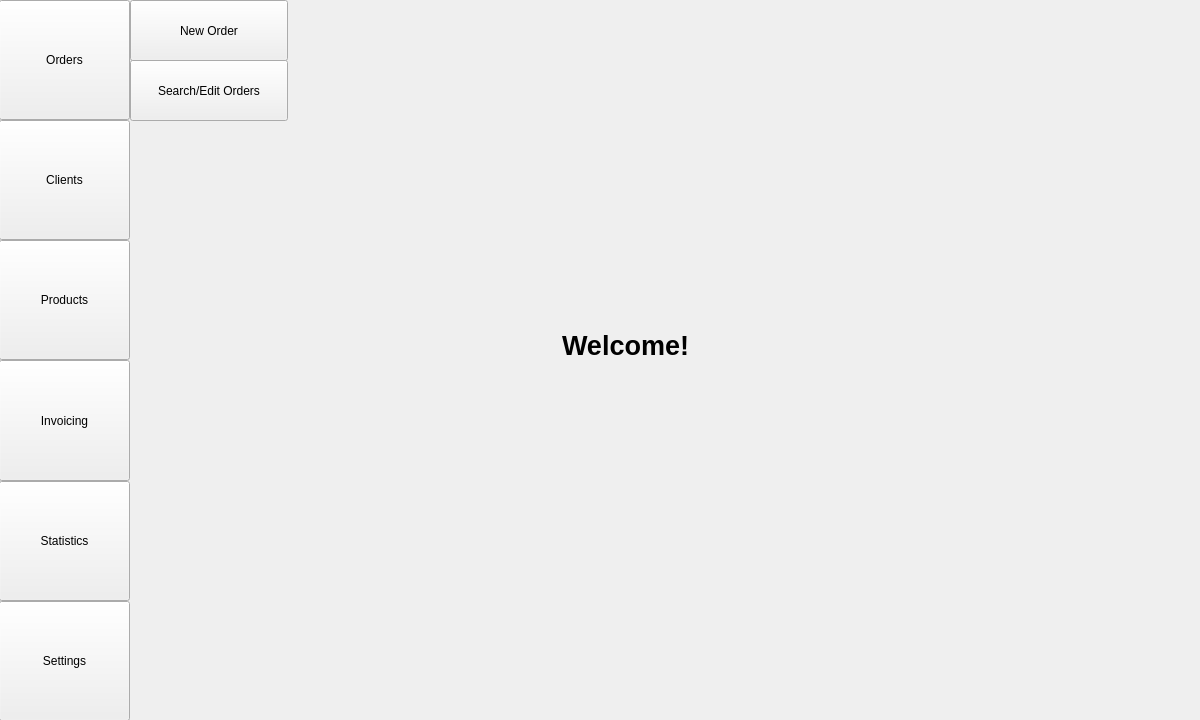
First picture: the form in Views/view_main_ui.ui, repository dkhwang118/InvApp, before the edit.
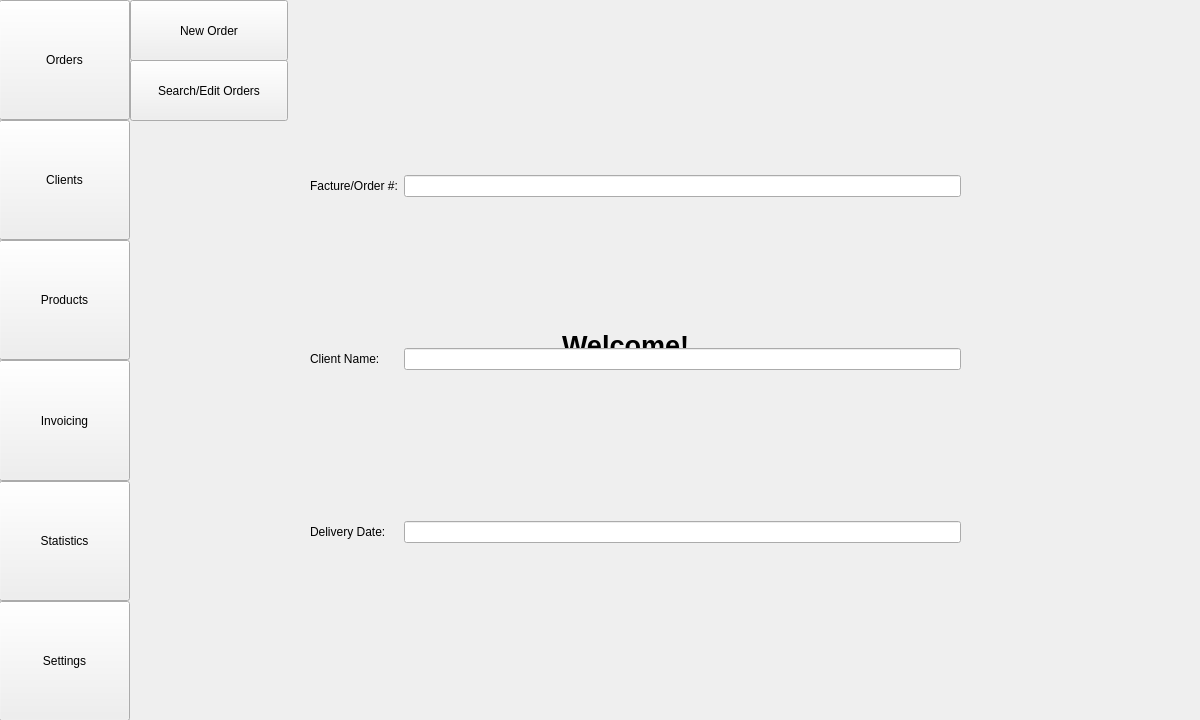
Second picture: the form after the edit.

Commit message: Trying to stack layouts/widgets s.t. vLayout pButton clicks changes layouts/widgets

What changed in the file:
```diff
--- a/Views/view_main_ui.ui
+++ b/Views/view_main_ui.ui
@@ -184,6 +184,66 @@
      <string>New Order</string>
     </property>
    </widget>
+   <widget class="QWidget" name="gridLayoutWidget">
+    <property name="geometry">
+     <rect>
+      <x>310</x>
+      <y>30</y>
+      <width>651</width>
+      <height>661</height>
+     </rect>
+    </property>
+    <layout class="QGridLayout" name="ui_layout_newOrder">
+     <item row="2" column="0">
+      <widget class="QLabel" name="ux_label_deliveryDate">
+       <property name="sizePolicy">
+        <sizepolicy hsizetype="Preferred" vsizetype="Fixed">
+         <horstretch>0</horstretch>
+         <verstretch>0</verstretch>
+        </sizepolicy>
+       </property>
+       <property name="text">
+        <string>Delivery Date:</string>
+       </property>
+      </widget>
+     </item>
+     <item row="1" column="0">
+      <widget class="QLabel" name="ux_label_clientName">
+       <property name="sizePolicy">
+        <sizepolicy hsizetype="Preferred" vsizetype="Fixed">
+         <horstretch>0</horstretch>
+         <verstretch>0</verstretch>
+        </sizepolicy>
+       </property>
+       <property name="text">
+        <string>Client Name:</string>
+       </property>
+      </widget>
+     </item>
+     <item row="2" column="1">
+      <widget class="QLineEdit" name="lineEdit_2"/>
+     </item>
+     <item row="1" column="1">
+      <widget class="QLineEdit" name="ux_lineEdit_clientName"/>
+     </item>
+     <item row="0" column="1">
+      <widget class="QLineEdit" name="lineEdit"/>
+     </item>
+     <item row="0" column="0">
+      <widget class="QLabel" name="ux_label_orderNumber">
+       <property name="sizePolicy">
+        <sizepolicy hsizetype="Preferred" vsizetype="Fixed">
+         <horstretch>0</horstretch>
+         <verstretch>0</verstretch>
+        </sizepolicy>
+       </property>
+       <property name="text">
+        <string>Facture/Order #:</string>
+       </property>
+      </widget>
+     </item>
+    </layout>
+   </widget>
   </widget>
  </widget>
  <resources/>
```
Left out of the diff: 2 changed lines with no effect on the pictures. The commit also changes 5 other files.
